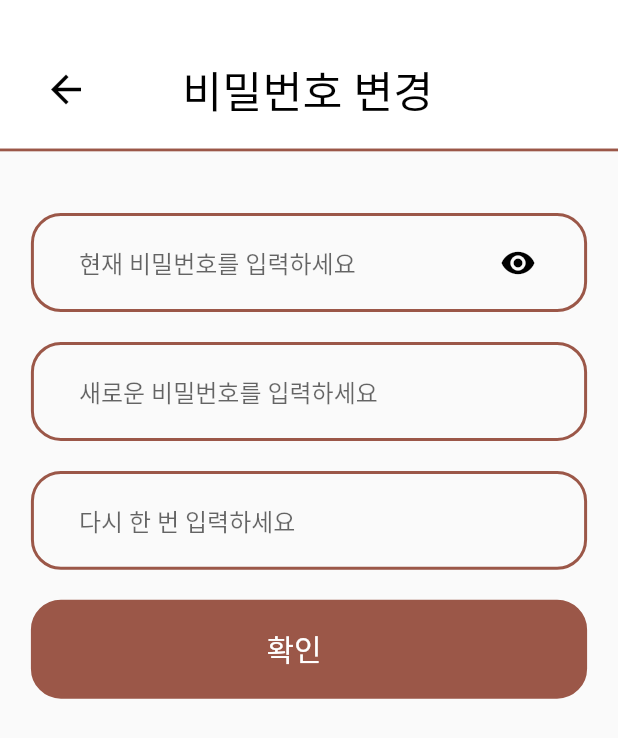
After one commit to sudurubackback/guncagaca, a Flutter app: the PasswordPage screen opened directly, on a phone screen of 412 x 824 dp. The commit adds this screen. Shown: the top 738 px of the screen. Run offline on Flutter 3.47's test engine with Material 2 defaults, Android fonts, the phone set to English and light mode, and no system bars; our stand-ins replace get; Roboto replaces fonts that are missing (omu).

Commit message:
✨ feat : 비밀번호변경 구현 | 김제준

```diff
--- a/front/guncagaca/lib/mypage.dart
+++ b/front/guncagaca/lib/mypage.dart
@@ -1,5 +1,6 @@
 import 'package:flutter/material.dart';
 import 'package:flutter/services.dart';
+import 'package:guncagaca/passwordchange.dart';
 
 import 'order.dart';
 
@@ -359,6 +360,13 @@ class _MypageState extends State<Mypage> {
               ),
               borderRadius: BorderRadius.circular(20.0),
             ),
+            child: InkWell(
+              onTap: () {
+                Navigator.push(
+                  context,
+                  MaterialPageRoute(builder: (context) => PasswordPage()), // PasswordChangePage로 이동
+                );
+              },
             child: const Center(
               child: Row(
                 mainAxisAlignment: MainAxisAlignment.spaceBetween,
@@ -375,6 +383,7 @@ class _MypageState extends State<Mypage> {
               ),
 
             ),
+          ),
           ),
 
           Container(
--- a/front/guncagaca/lib/orders/orderwait.dart
+++ b/front/guncagaca/lib/orders/orderwait.dart
@@ -3,7 +3,6 @@ import 'dart:async';
 import 'package:flutter/material.dart';
 import 'package:flutter/services.dart';
 import 'package:get/get.dart';
-import 'package:guncagaca/loginpage.dart';
 
 import '../order.dart';
 
--- /dev/null
+++ b/front/guncagaca/lib/passwordchange.dart
@@ -0,0 +1,209 @@
+import 'package:flutter/material.dart';
+import 'package:flutter/services.dart';
+import 'package:guncagaca/mypage.dart';
+
+class PasswordPage extends StatefulWidget {
+  @override
+  _PasswordState createState() => _PasswordState();
+}
+
+class _PasswordState extends State<PasswordPage> {
+  bool _isObscured = true;
+
+  @override
+  Widget build(BuildContext context) {
+    SystemChrome.setSystemUIOverlayStyle(SystemUiOverlayStyle.light.copyWith(
+      statusBarColor: Color(0xfff8e9d7),
+      statusBarIconBrightness: Brightness.dark,
+    ));
+
+    return Scaffold(
+      appBar: PreferredSize(
+        preferredSize: Size.fromHeight(MediaQuery.of(context).size.height * 0.12),
+        child: AppBar(
+          backgroundColor: Colors.white,
+          elevation: 0, // 밑 줄 제거
+          automaticallyImplyLeading: false, // leading 영역을 자동으로 생성하지 않도록 설정
+          flexibleSpace: Center(
+            child: Row(
+              children: <Widget>[
+                Padding(
+                  padding: EdgeInsets.only(left: 20.0, top: 20),
+                  child: IconButton(
+                    icon: Icon(Icons.arrow_back),
+                    iconSize: 30.0,
+                    color: Color(0xff000000),
+                    onPressed: () {
+                      Navigator.pop(context);
+                    },
+                  ),
+                ),
+                Padding(
+                  padding: EdgeInsets.only(left: MediaQuery.of(context).size.width * 0.13, top: 20.0),
+                  child: Center(
+                    child: Text(
+                    '비밀번호 변경',
+                    style: TextStyle(color: Colors.black, fontSize: 29.0),
+                    textAlign: TextAlign.center,
+                  ),
+                ),
+                ),
+              ],
+            ),
+          ),
+        ),
+      ),
+      body:SingleChildScrollView(
+        child: Column(
+        children: [
+          Container(
+            color: Color(0xff9B5748),
+            height: 2.0,
+          ),
+          SizedBox(height: MediaQuery.of(context).size.height * 0.05),
+          Container(
+            width: MediaQuery.of(context).size.width * 0.9,
+            height: MediaQuery.of(context).size.height * 0.08,
+            padding: EdgeInsets.only(left: 30.0, right: 20.0),
+            decoration: BoxDecoration(
+              border: Border.all(
+                color: Color(0xff9B5748),
+                width: 2.0,
+              ),
+              borderRadius: BorderRadius.circular(20.0),
+            ),
+            child: Center(
+              child: Row(
+                mainAxisAlignment: MainAxisAlignment.spaceBetween,
+                children: [
+                  Expanded(
+                    child: TextField(
+                      obscureText: _isObscured, // 상태 변수에 따라 가려지거나 나타남
+                      enableSuggestions: _isObscured,
+                      autocorrect: _isObscured,
+                      decoration: InputDecoration(
+                        border: InputBorder.none,
+                        hintText: '현재 비밀번호를 입력하세요'
+                      ),
+                    ),
+
+                  ),
+                  IconButton(
+                    icon: Icon(
+                      _isObscured ? Icons.visibility : Icons.visibility_off,
+                      color: Colors.black,
+                    ),
+                    onPressed: () {
+                      setState(() {
+                        _isObscured = !_isObscured; // 토글
+                      });
+                    },
+                  ),
+                ],
+              ),
+            ),
+          ),
+
+          Container(
+            margin: const EdgeInsets.only(top: 20.0,),
+            width: MediaQuery.of(context).size.width * 0.9,
+            height: MediaQuery.of(context).size.height * 0.08,
+            padding: EdgeInsets.only(left: 30.0, right: 20.0),
+            decoration: BoxDecoration(
+              border: Border.all(
+                color: Color(0xff9B5748),
+                width: 2.0,
+              ),
+              borderRadius: BorderRadius.circular(20.0),
+            ),
+            child: Center(
+              child: Row(
+                mainAxisAlignment: MainAxisAlignment.spaceBetween,
+                children: [
+                  Expanded(
+                    child: TextField(
+                      obscureText: _isObscured, // 상태 변수에 따라 가려지거나 나타남
+                      decoration: InputDecoration(
+                          border: InputBorder.none,
+                          hintText: '새로운 비밀번호를 입력하세요'
+                      ),
+                      style: TextStyle(color: Colors.black),
+                    ),
+                  ),
+                ],
+              ),
+            ),
+          ),
+
+          Container(
+            margin: const EdgeInsets.only(top: 20.0,),
+            width: MediaQuery.of(context).size.width * 0.9,
+            height: MediaQuery.of(context).size.height * 0.08,
+            padding: EdgeInsets.only(left: 30.0, right: 20.0),
+            decoration: BoxDecoration(
+              border: Border.all(
+                color: Color(0xff9B5748),
+                width: 2.0,
+              ),
+              borderRadius: BorderRadius.circular(20.0),
+            ),
+            child: Center(
+              child: Row(
+                mainAxisAlignment: MainAxisAlignment.spaceBetween,
+                children: [
+                  Expanded(
+                    child: TextField(
+                      obscureText: _isObscured, // 상태 변수에 따라 가려지거나 나타남
+                      decoration: InputDecoration(
+                          border: InputBorder.none,
+                          hintText: '다시 한 번 입력하세요'
+                      ),
+                      style: TextStyle(color: Colors.black),
+                    ),
+                  ),
+
+                ],
+              ),
+            ),
+          ),
+
+          Container(
+            width: MediaQuery.of(context).size.width * 0.9,
+            height: MediaQuery.of(context).size.height * 0.08,
+            margin: const EdgeInsets.only(top: 20.0,),
+            padding: EdgeInsets.only(left: 30.0, right: 50.0),
+            decoration: BoxDecoration(
+              border: Border.all(
+                color: Color(0xff9B5748),
+                width: 2.0,
+              ),
+              color: Color(0xff9B5748),
+              borderRadius: BorderRadius.circular(20.0),
+            ),
+            child: InkWell(
+              onTap: () {
+                print("비밀번호변경 완료");
+                Navigator.pop(context);
+              },
+              child: const Center(
+                child: Row(
+                  mainAxisAlignment: MainAxisAlignment.center,
+                  children: [
+                    Text(
+                      '확인',
+                      style: TextStyle(fontSize: 20,
+                          color: Color(0xffffffff)),
+                    ),
+                  ],
+                ),
+              ),
+            ),
+          ),
+
+        ],
+      ),
+    ),
+    );
+  }
+
+}
```
